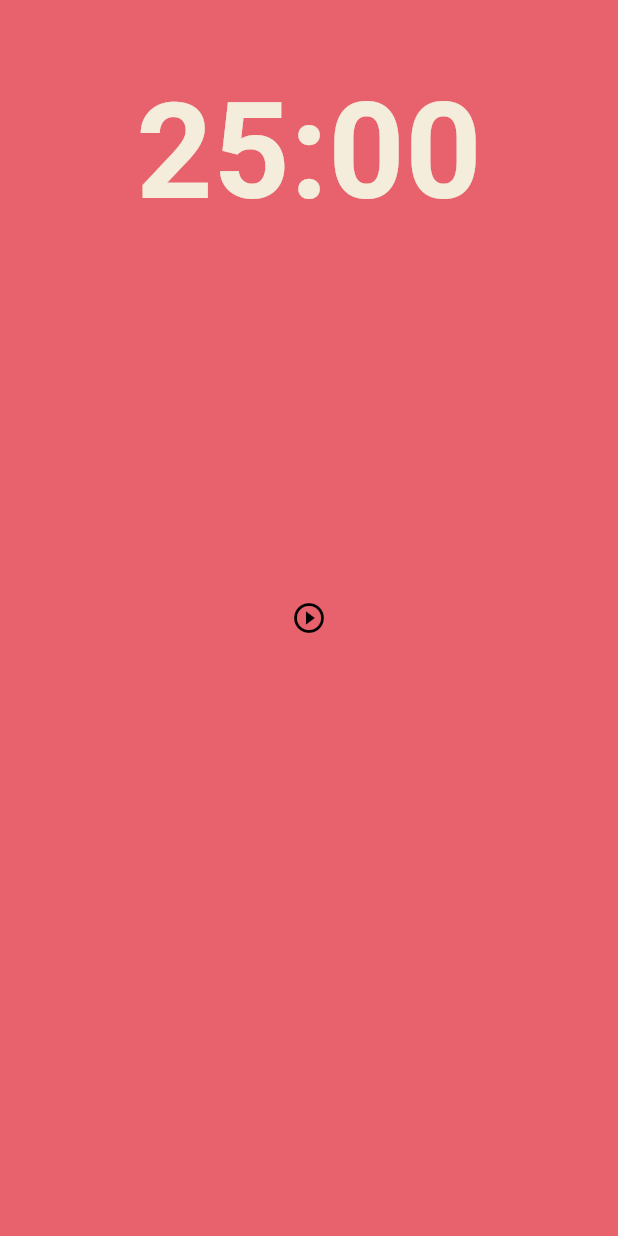
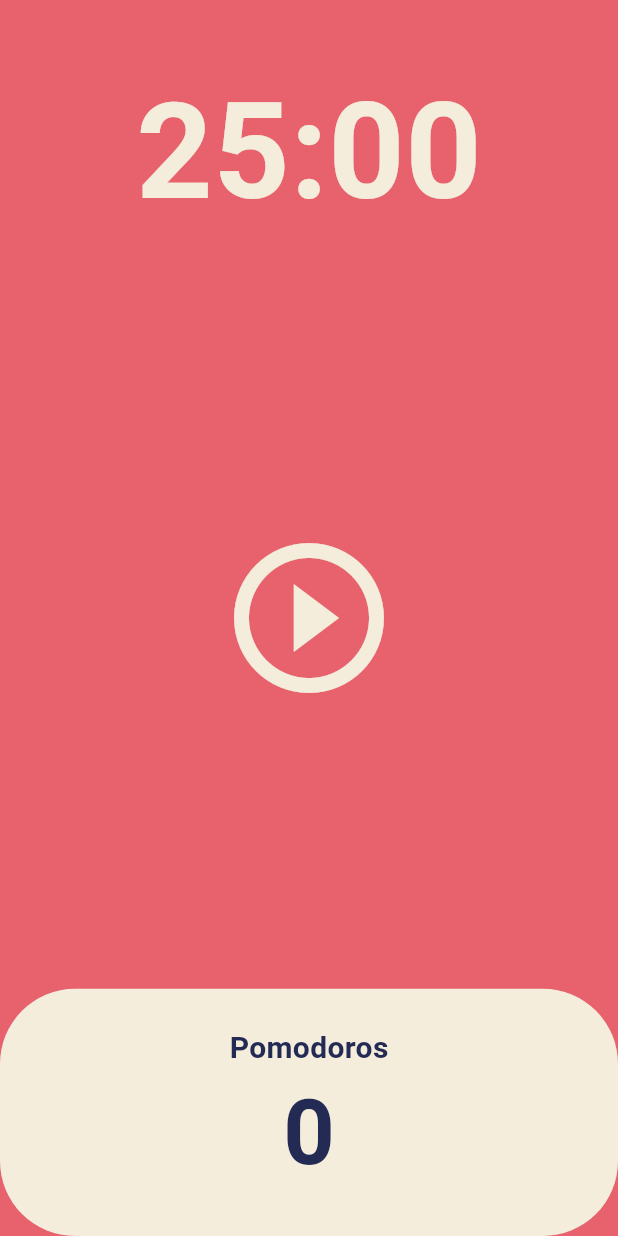
Before and after one commit to hulkcodeer/my_flutter_app, a Flutter app: the screen it shows after launch, on a phone screen of 412 x 824 dp. Run offline on Flutter 3.47's test engine with Material 3 defaults, Android fonts, the phone set to English and light mode, and no system bars; missing offline and left inert: dart:ffi.

Commit message:
:construction: Pomodoro앱 따라하기

```diff
--- a/lib/screens/home_screen.dart
+++ b/lib/screens/home_screen.dart
@@ -1,4 +1,3 @@
-import 'package:flutter/cupertino.dart';
 import 'package:flutter/material.dart';
 import 'package:flutter/widgets.dart';
 
@@ -10,6 +9,8 @@ class HomeScreen extends StatefulWidget {
 }
 
 class _HomeScreenState extends State<HomeScreen> {
+  int totalSecond = 1500;
+
   @override
   Widget build(BuildContext context) {
     return Scaffold(
@@ -33,6 +34,8 @@ class _HomeScreenState extends State<HomeScreen> {
             flex: 3,
             child: Center(
               child: IconButton(
+                  iconSize: 120,
+                  color: Theme.of(context).cardColor,
                   onPressed: () {},
                   icon: const Icon(
                     Icons.play_circle_outline,
@@ -41,7 +44,40 @@ class _HomeScreenState extends State<HomeScreen> {
           ),
           Flexible(
             flex: 1,
-            child: Container(),
+            child: Row(
+              children: [
+                Expanded(
+                  child: Container(
+                    decoration: BoxDecoration(
+                        color: Theme.of(context).cardColor,
+                        borderRadius: BorderRadius.circular(50)),
+                    child: Column(
+                      mainAxisAlignment: MainAxisAlignment.center,
+                      children: [
+                        Text(
+                          'Pomodoros',
+                          style: TextStyle(
+                            fontSize: 20,
+                            color:
+                                Theme.of(context).textTheme.displayLarge!.color,
+                            fontWeight: FontWeight.w600,
+                          ),
+                        ),
+                        Text(
+                          '0',
+                          style: TextStyle(
+                            fontSize: 60,
+                            color:
+                                Theme.of(context).textTheme.displayLarge!.color,
+                            fontWeight: FontWeight.w600,
+                          ),
+                        ),
+                      ],
+                    ),
+                  ),
+                ),
+              ],
+            ),
           ),
         ],
       ),
```
